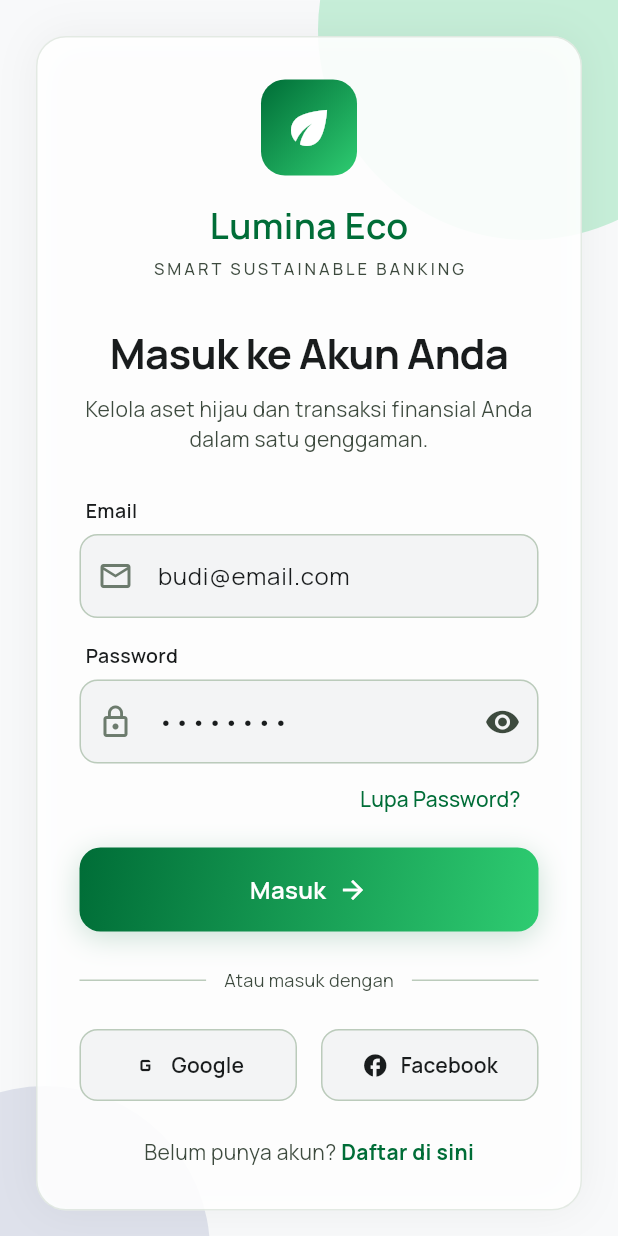
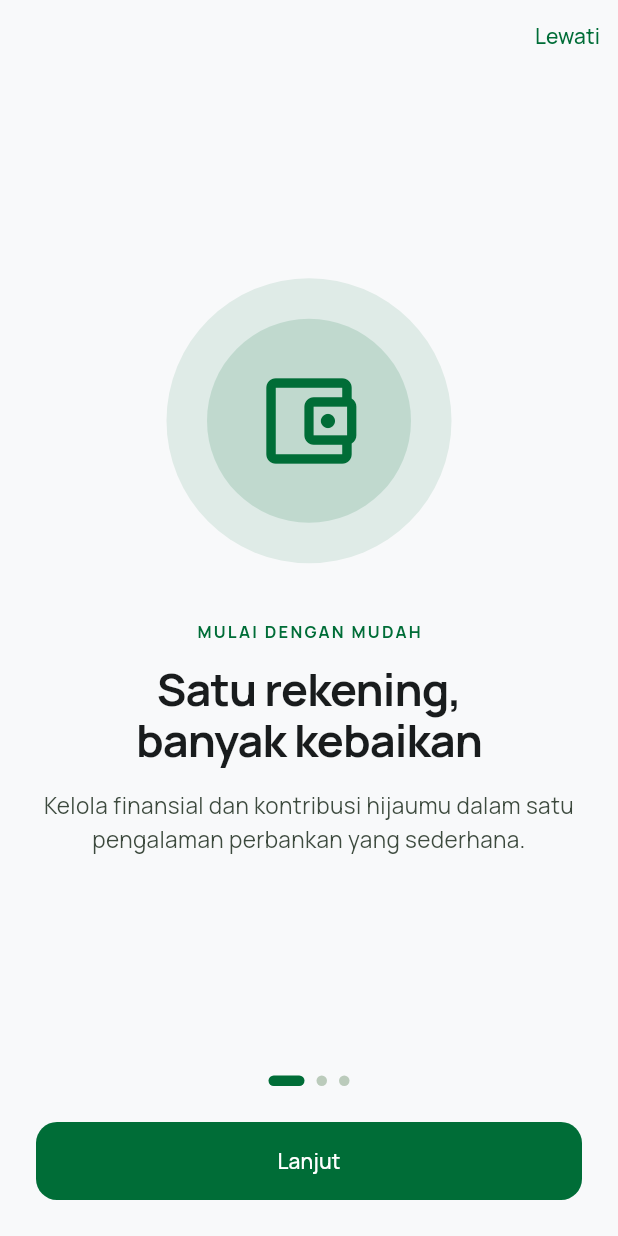
Before and after one commit to arjunsujarwo/smart-eco-bank, a Flutter app: the screen it shows after launch, on a phone screen of 412 x 824 dp. Run offline on Flutter 3.47's test engine with Material 3 defaults, Android fonts, the phone set to English and light mode, and no system bars; our stand-ins replace google_fonts, shared_preferences; accounts and stored records are empty.

Commit message:
Add splash screens and first-visit onboarding

```diff
--- a/frontend-mobile/lib/main.dart
+++ b/frontend-mobile/lib/main.dart
@@ -8,7 +8,7 @@ import 'providers/transaction_provider.dart';
 import 'providers/reward_provider.dart';
 import 'providers/location_provider.dart';
 import 'providers/notification_provider.dart';
-import 'screens/auth/login_screen.dart';
+import 'screens/splash/splash_screen.dart';
 
 void main() {
   runApp(const LuminaEcoApp());
@@ -35,9 +35,7 @@ class LuminaEcoApp extends StatelessWidget {
         title: 'Lumina Eco',
         debugShowCheckedModeBanner: false,
         theme: AppTheme.light,
-        // Alur aplikasi dimulai dari layar login.
-        // Setelah login sukses, AuthProvider akan mengarahkan ke MainShell.
-        home: const LoginScreen(),
+        home: const SplashScreen(),
       ),
     );
   }
--- /dev/null
+++ b/frontend-mobile/lib/screens/onboarding/onboarding_screen.dart
@@ -0,0 +1,219 @@
+import 'package:flutter/material.dart';
+import '../../services/onboarding_preferences.dart';
+import '../../theme/app_colors.dart';
+import '../auth/login_screen.dart';
+
+class OnboardingScreen extends StatefulWidget {
+  const OnboardingScreen({super.key});
+
+  @override
+  State<OnboardingScreen> createState() => _OnboardingScreenState();
+}
+
+class _OnboardingScreenState extends State<OnboardingScreen> {
+  final _pages = const [
+    _OnboardingPage(
+      icon: Icons.account_balance_wallet_outlined,
+      eyebrow: 'MULAI DENGAN MUDAH',
+      title: 'Satu rekening,\nbanyak kebaikan',
+      description:
+          'Kelola finansial dan kontribusi hijaumu dalam satu pengalaman perbankan yang sederhana.',
+      color: AppColors.primary,
+    ),
+    _OnboardingPage(
+      icon: Icons.recycling_outlined,
+      eyebrow: 'SETIAP AKSI BERARTI',
+      title: 'Ubah kebiasaan\njadi dampak',
+      description:
+          'Pantau jejak karbon, setor sampah, dan temukan cara baru untuk hidup lebih berkelanjutan.',
+      color: AppColors.secondary,
+    ),
+    _OnboardingPage(
+      icon: Icons.auto_awesome_outlined,
+      eyebrow: 'TUMBUH BERSAMA',
+      title: 'Hadiah untuk\npilihan baikmu',
+      description:
+          'Kumpulkan poin dari aksi hijaumu dan tukarkan dengan berbagai reward yang bermakna.',
+      color: AppColors.tertiary,
+    ),
+  ];
+  final _pageController = PageController();
+  int _currentPage = 0;
+
+  bool get _isLastPage => _currentPage == _pages.length - 1;
+
+  @override
+  void dispose() {
+    _pageController.dispose();
+    super.dispose();
+  }
+
+  Future<void> _finish() async {
+    await OnboardingPreferences.markCompleted();
+    if (!mounted) return;
+    Navigator.of(context).pushReplacement(
+      MaterialPageRoute(builder: (_) => const LoginScreen()),
+    );
+  }
+
+  void _next() {
+    if (_isLastPage) {
+      _finish();
+    } else {
+      final reducedMotion = MediaQuery.of(context).disableAnimations;
+      if (reducedMotion) {
+        _pageController.jumpToPage(_currentPage + 1);
+      } else {
+        _pageController.nextPage(
+          duration: const Duration(milliseconds: 320),
+          curve: Curves.easeOutCubic,
+        );
+      }
+    }
+  }
+
+  @override
+  Widget build(BuildContext context) {
+    final reducedMotion = MediaQuery.of(context).disableAnimations;
+    return Scaffold(
+      backgroundColor: AppColors.background,
+      body: SafeArea(
+        child: Column(
+          children: [
+            Align(
+              alignment: Alignment.centerRight,
+              child: TextButton(
+                onPressed: _finish,
+                child: const Text('Lewati'),
+              ),
+            ),
+            Expanded(
+              child: PageView.builder(
+                controller: _pageController,
+                itemCount: _pages.length,
+                onPageChanged: (page) => setState(() => _currentPage = page),
+                itemBuilder: (_, index) => _PageView(page: _pages[index]),
+              ),
+            ),
+            Padding(
+              padding: const EdgeInsets.fromLTRB(24, 8, 24, 24),
+              child: Column(
+                children: [
+                  Row(
+                    mainAxisAlignment: MainAxisAlignment.center,
+                    children: List.generate(
+                      _pages.length,
+                      (index) => AnimatedContainer(
+                        duration: reducedMotion
+                            ? Duration.zero
+                            : const Duration(milliseconds: 250),
+                        margin: const EdgeInsets.symmetric(horizontal: 4),
+                        width: index == _currentPage ? 24 : 7,
+                        height: 7,
+                        decoration: BoxDecoration(
+                          color: index == _currentPage
+                              ? AppColors.primary
+                              : AppColors.outlineVariant,
+                          borderRadius: BorderRadius.circular(10),
+                        ),
+                      ),
+                    ),
+                  ),
+                  const SizedBox(height: 24),
+                  SizedBox(
+                    width: double.infinity,
+                    child: FilledButton(
+                      onPressed: _next,
+                      style: FilledButton.styleFrom(
+                        padding: const EdgeInsets.symmetric(vertical: 16),
+                        shape: RoundedRectangleBorder(
+                            borderRadius: BorderRadius.circular(14)),
+                      ),
+                      child: Text(_isLastPage ? 'Mulai sekarang' : 'Lanjut'),
+                    ),
+                  ),
+                ],
+              ),
+            ),
+          ],
+        ),
+      ),
+    );
+  }
+}
+
+class _PageView extends StatelessWidget {
+  const _PageView({required this.page});
+
+  final _OnboardingPage page;
+
+  @override
+  Widget build(BuildContext context) => Padding(
+        padding: const EdgeInsets.symmetric(horizontal: 28),
+        child: Column(
+          mainAxisAlignment: MainAxisAlignment.center,
+          children: [
+            Container(
+              width: 190,
+              height: 190,
+              decoration: BoxDecoration(
+                color: page.color.withValues(alpha: 0.1),
+                shape: BoxShape.circle,
+              ),
+              child: Stack(
+                alignment: Alignment.center,
+                children: [
+                  Container(
+                    width: 136,
+                    height: 136,
+                    decoration: BoxDecoration(
+                      color: page.color.withValues(alpha: 0.14),
+                      shape: BoxShape.circle,
+                    ),
+                  ),
+                  Icon(page.icon, size: 76, color: page.color),
+                ],
+              ),
+            ),
+            const SizedBox(height: 38),
+            Text(page.eyebrow,
+                style: TextStyle(
+                    color: page.color,
+                    fontSize: 11,
+                    letterSpacing: 1.5,
+                    fontWeight: FontWeight.w700)),
+            const SizedBox(height: 12),
+            Text(page.title,
+                textAlign: TextAlign.center,
+                style: const TextStyle(
+                    fontSize: 30,
+                    height: 1.14,
+                    fontWeight: FontWeight.w700,
+                    letterSpacing: -0.6)),
+            const SizedBox(height: 16),
+            Text(page.description,
+                textAlign: TextAlign.center,
+                style: const TextStyle(
+                    fontSize: 15,
+                    height: 1.55,
+                    color: AppColors.onSurfaceVariant)),
+          ],
+        ),
+      );
+}
+
+class _OnboardingPage {
+  const _OnboardingPage({
+    required this.icon,
+    required this.eyebrow,
+    required this.title,
+    required this.description,
+    required this.color,
+  });
+
+  final IconData icon;
+  final String eyebrow;
+  final String title;
+  final String description;
+  final Color color;
+}
--- /dev/null
+++ b/frontend-mobile/lib/services/onboarding_preferences.dart
@@ -0,0 +1,18 @@
+import 'package:shared_preferences/shared_preferences.dart';
+
+/// Local, deliberately small persistence layer for the first-visit guide.
+class OnboardingPreferences {
+  OnboardingPreferences._();
+
+  static const _completedKey = 'onboarding_completed';
+
+  static Future<bool> isCompleted() async {
+    final preferences = await SharedPreferences.getInstance();
+    return preferences.getBool(_completedKey) ?? false;
+  }
+
+  static Future<void> markCompleted() async {
+    final preferences = await SharedPreferences.getInstance();
+    await preferences.setBool(_completedKey, true);
+  }
+}
--- a/frontend-mobile/pubspec.yaml
+++ b/frontend-mobile/pubspec.yaml
@@ -14,6 +14,7 @@ dependencies:
   google_fonts: ^6.2.1
   intl: ^0.19.0
   cupertino_icons: ^1.0.6
+  shared_preferences: ^2.5.3
 
 dev_dependencies:
   flutter_lints: ^4.0.0
```
Also changed, not shown: frontend-mobile/lib/screens/settings/settings_screen.dart (+16 -8 lines), frontend-mobile/lib/screens/splash/splash_screen.dart (added, +136 -0 lines), frontend-mobile/pubspec.lock, 5 other files.
